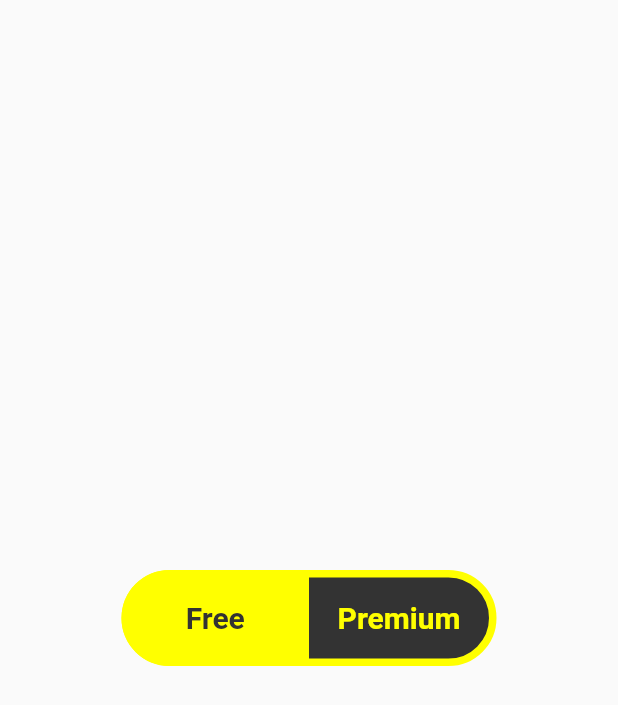
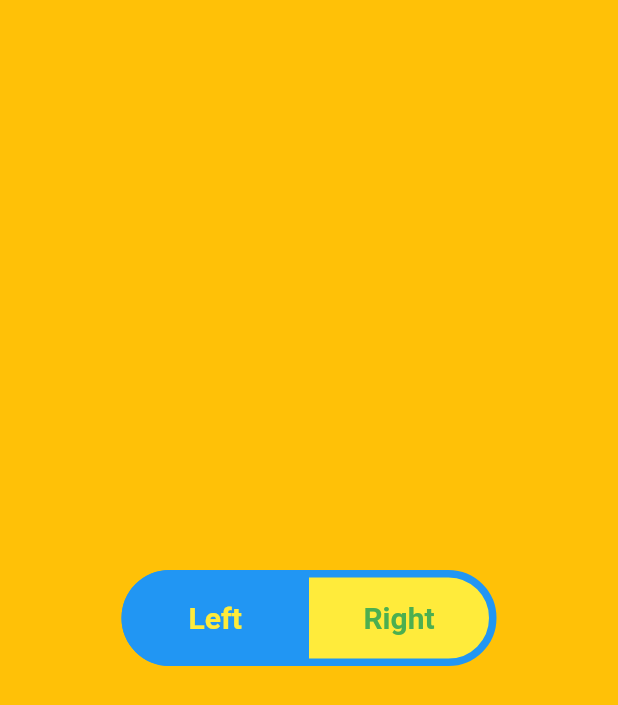
Before and after one commit to asknishant/Flipping_button_main, a Flutter app: the screen it shows after launch, on a phone screen of 412 x 824 dp. Shown: the top 705 px of the screen. Run offline on Flutter 3.47's test engine with Material 2 defaults, Android fonts, the phone set to English and light mode, and no system bars.

Commit message:
Final touch

```diff
--- a/lib/main.dart
+++ b/lib/main.dart
@@ -13,15 +13,21 @@ class FlipHome extends StatelessWidget {
     return MaterialApp(
       debugShowCheckedModeBanner: false,
       home: Scaffold(
+        backgroundColor: Colors.amber,
         body: Center(
           child: FlippingButton(
-            color: const Color(0xFFFFFF00),
-            background: const Color(0xFF333333),
-            leftLabel: 'Free',
-            rightLabel: 'Premium',
+            textStyle: TextStyle(
+                color: Colors.green, fontSize: 20, fontWeight: FontWeight.bold),
+            color: Colors.blue,
+            background: Colors.yellow,
+            leftLabel: 'Left',
+            rightLabel: 'Right',
             onChange: (bool isLeftActive) {
-              //Switch between tabs or do whatever you want to do.
+              //Switch between tabs or do any other task.
             },
+            btnWidth: 250,
+            radius: 32,
+            btnHeight: 64,
           ),
         ),
       ),
@@ -34,16 +40,24 @@ class FlippingButton extends StatefulWidget {
   final Color background;
   final String leftLabel;
   final String rightLabel;
+  final double btnWidth;
+  final double btnHeight;
+  final TextStyle textStyle;
+  final double radius;
   final void Function(bool isLeftActive) onChange;
 
-  const FlippingButton(
-      {Key key,
-      this.color,
-      this.background,
-      this.leftLabel,
-      this.rightLabel,
-      this.onChange})
-      : super(key: key);
+  const FlippingButton({
+    Key key,
+    this.color,
+    this.btnWidth,
+    this.btnHeight,
+    this.background,
+    this.leftLabel,
+    this.rightLabel,
+    this.onChange,
+    this.textStyle,
+    this.radius,
+  }) : super(key: key);
 
   @override
   _FlippingButtonState createState() => _FlippingButtonState();
@@ -102,34 +116,22 @@ class _FlippingButtonState extends State<FlippingButton>
     return GestureDetector(
       onTap: _switchState,
       child: Container(
-        width: 250,
-        height: 64,
+        width: widget.btnWidth,
+        height: widget.btnHeight,
         decoration: BoxDecoration(
             color: widget.background,
-            borderRadius: BorderRadius.circular(32),
+            borderRadius: BorderRadius.circular(widget.radius),
             border: Border.all(width: 5, color: widget.color)),
         child: Row(
           children: [
             Expanded(
               child: Center(
-                child: Text(
-                  widget.leftLabel,
-                  style: TextStyle(
-                      color: widget.color,
-                      fontSize: 20,
-                      fontWeight: FontWeight.bold),
-                ),
+                child: Text(widget.leftLabel, style: widget.textStyle),
               ),
             ),
             Expanded(
               child: Center(
-                child: Text(
-                  widget.rightLabel,
-                  style: TextStyle(
-                      color: widget.color,
-                      fontSize: 20,
-                      fontWeight: FontWeight.bold),
-                ),
+                child: Text(widget.rightLabel, style: widget.textStyle),
               ),
             )
           ],
@@ -154,15 +156,17 @@ class _FlippingButtonState extends State<FlippingButton>
         alignment:
             isLeft ? FractionalOffset(1.0, 1.0) : FractionalOffset(0.0, 1.0),
         child: Container(
-          width: 125,
-          height: 64,
+          width: widget.btnWidth / 2,
+          height: widget.btnHeight,
           decoration: BoxDecoration(
               color: widget.color,
               borderRadius: BorderRadius.only(
-                topRight: isLeft ? Radius.zero : Radius.circular(32),
-                bottomRight: isLeft ? Radius.zero : Radius.circular(32),
-                topLeft: isLeft ? Radius.circular(32) : Radius.zero,
-                bottomLeft: isLeft ? Radius.circular(32) : Radius.zero,
+                topRight: isLeft ? Radius.zero : Radius.circular(widget.radius),
+                bottomRight:
+                    isLeft ? Radius.zero : Radius.circular(widget.radius),
+                topLeft: isLeft ? Radius.circular(widget.radius) : Radius.zero,
+                bottomLeft:
+                    isLeft ? Radius.circular(widget.radius) : Radius.zero,
               )),
           child: Center(
             child: Text(
```
